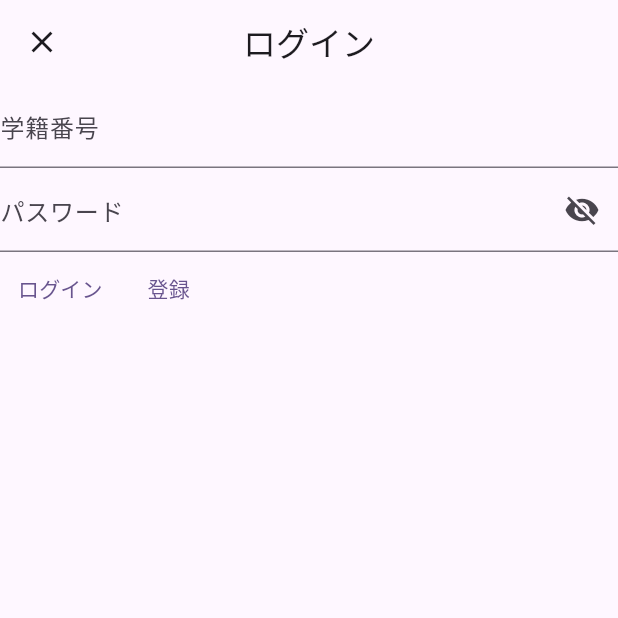
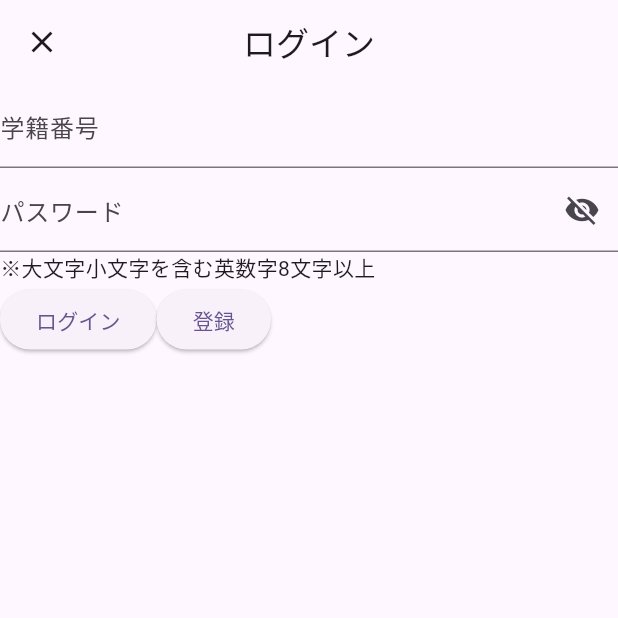
Before and after one commit to Yuzucchi-cist/cist-keion-app, a Flutter app: the ConfirmEmailVerifyPage screen opened by its route, after a tap on "ログイン", on a phone screen of 412 x 824 dp, the top half of it. Run offline on Flutter 3.47's test engine with Material 2 defaults, Android fonts, the phone set to English and light mode, and no system bars; our stand-ins replace auto_route, firebase_core, flutter_hooks, hooks_riverpod; accounts and stored records are empty; generated files the repository leaves out were written again.

Commit message:
#28 #31 [add] ログイン、登録画面のバリデーションの追加

```diff
--- a/lib/core/router/app_router.dart
+++ b/lib/core/router/app_router.dart
@@ -1,4 +1,5 @@
 import 'package:auto_route/auto_route.dart';
+import 'package:flutter/cupertino.dart';
 
 import '../../feature/auth/presentation/pages/auth_router_page.dart';
 import '../../feature/auth/presentation/pages/confirm_email_verify_page.dart';
--- a/lib/feature/auth/presentation/pages/confirm_email_verify_page.dart
+++ b/lib/feature/auth/presentation/pages/confirm_email_verify_page.dart
@@ -32,7 +32,7 @@ class ConfirmEmailVerifyPage extends ConsumerWidget {
             children: [
               TextButton(
                 child: const Text('ログイン'),
-                onPressed: () => context.router.push(const LoginRoute()),
+                onPressed: () => context.router.push(LoginRoute()),
               ),
             ],
           )
--- a/lib/feature/auth/presentation/pages/login_page.dart
+++ b/lib/feature/auth/presentation/pages/login_page.dart
@@ -1,17 +1,23 @@
 import 'package:auto_route/auto_route.dart';
 import 'package:flutter/material.dart';
+import 'package:flutter_hooks/flutter_hooks.dart';
 import 'package:hooks_riverpod/hooks_riverpod.dart';
 
 import '../../../../core/router/app_router.dart';
-import '../widgets/input_user_imformation.dart';
+import '../widgets/user_data_form_field.dart';
 
 @RoutePage()
 class LoginPage extends HookConsumerWidget {
-  const LoginPage({super.key});
+  LoginPage({super.key});
+
+  final _formKey = GlobalKey<FormState>();
 
   @override
   Widget build(BuildContext context, WidgetRef ref) {
     // TODO(yuzucchi): 画面の詳細設計
+    final studentNumberController = useState(TextEditingController());
+    final passwordController = useState(TextEditingController());
+    final isPassObscure = useState(true);
 
     return Scaffold(
       appBar: AppBar(
@@ -23,7 +29,34 @@ class LoginPage extends HookConsumerWidget {
               context.navigateTo(const RootRoute(children: [HomeRoute()])),
         ),
       ),
-      body: const InputUserInformation(isLoginForm: true),
+      body: Form(
+        key: _formKey,
+        child: Column(
+          children: [
+            studentNumberFormField(studentNumberController.value),
+            passwordFormField(passwordController.value, isPassObscure),
+            Row(
+              children: [
+                ElevatedButton(
+                  child: const Text('ログイン'),
+                  onPressed: () {
+                    if (_formKey.currentState!.validate()) {
+                      context.router
+                          .push(const RootRoute(children: [HomeRoute()]));
+                    }
+                  },
+                ),
+                ElevatedButton(
+                  child: const Text('登録'),
+                  onPressed: () {
+                    context.router.push(RegisterRoute());
+                  },
+                ),
+              ],
+            ),
+          ],
+        ),
+      ),
     );
   }
 }
--- a/lib/feature/auth/presentation/widgets/input_user_imformation.dart
+++ /dev/null
@@ -1,67 +0,0 @@
-import 'package:auto_route/auto_route.dart';
-import 'package:flutter/material.dart';
-import 'package:flutter_hooks/flutter_hooks.dart';
-import 'package:hooks_riverpod/hooks_riverpod.dart';
-
-import '../../../../core/router/app_router.dart';
-
-class InputUserInformation extends HookConsumerWidget {
-  const InputUserInformation({super.key, required this.isLoginForm});
-
-  final bool isLoginForm;
-
-  @override
-  Widget build(BuildContext context, WidgetRef ref) {
-    final stNumController = useState(TextEditingController());
-    final passController = useState(TextEditingController());
-    final isPassObscure = useState(true);
-
-    return Form(
-      child: Column(
-        children: [
-          TextFormField(
-            controller: stNumController.value,
-            decoration: const InputDecoration(
-              labelText: '学籍番号',
-            ),
-          ),
-          TextFormField(
-            obscureText: isPassObscure.value,
-            controller: passController.value,
-            decoration: InputDecoration(
-              labelText: 'パスワード',
-              suffixIcon: IconButton(
-                icon: Icon(
-                  isPassObscure.value ? Icons.visibility_off : Icons.visibility,
-                ),
-                onPressed: () {
-                  isPassObscure.value = !isPassObscure.value;
-                },
-              ),
-            ),
-          ),
-          if (isLoginForm)
-            Row(
-              children: [
-                TextButton(
-                  child: const Text('ログイン'),
-                  onPressed: () => context
-                      .navigateTo(const RootRoute(children: [HomeRoute()])),
-                ),
-                TextButton(
-                  child: const Text('登録'),
-                  onPressed: () => context.router.push(const RegisterRoute()),
-                ),
-              ],
-            )
-          else
-            TextButton(
-              child: const Text('登録'),
-              onPressed: () =>
-                  context.router.push(const ConfirmEmailVerifyRoute()),
-            ),
-        ],
-      ),
-    );
-  }
-}
--- /dev/null
+++ b/lib/feature/auth/presentation/widgets/user_data_form_field.dart
@@ -0,0 +1,93 @@
+import 'package:flutter/material.dart';
+import 'package:flutter/services.dart';
+
+Widget studentNumberFormField(TextEditingController controller) {
+  return TextFormField(
+    controller: controller,
+    inputFormatters: [FilteringTextInputFormatter.allow(RegExp(r'[a-z\d]'))],
+    validator: (value) {
+      final regExp = RegExp(r'[a-z]\d{6}0');
+      if (value == null || value.isEmpty || !regExp.hasMatch(value)) {
+        return '学籍番号に誤りがあります。';
+      }
+      return null;
+    },
+    decoration: const InputDecoration(
+      labelText: '学籍番号',
+    ),
+  );
+}
+
+Widget passwordFormField(
+    TextEditingController controller, ValueNotifier<bool> isObscure) {
+  return Column(
+    crossAxisAlignment: CrossAxisAlignment.start,
+    children: [
+      TextFormField(
+        obscureText: isObscure.value,
+        controller: controller,
+        inputFormatters: [
+          FilteringTextInputFormatter.allow(RegExp(r'[A-Za-z\d]'))
+        ],
+        validator: (value) {
+          final regExp =
+              RegExp(r'(?=.*[A-Z])(?=.*[a-z])(?=.*\d)[A-Za-z\d]{8,24}');
+          if (value == null || value.isEmpty || !regExp.hasMatch(value)) {
+            return '大文字小文字を含む英数字で入力してください。';
+          }
+          return null;
+        },
+        decoration: InputDecoration(
+          labelText: 'パスワード',
+          suffixIcon: IconButton(
+            icon: Icon(
+              isObscure.value ? Icons.visibility_off : Icons.visibility,
+            ),
+            onPressed: () {
+              isObscure.value = !isObscure.value;
+            },
+          ),
+        ),
+      ),
+      const Text('※大文字小文字を含む英数字8文字以上'),
+    ],
+  );
+}
+
+Widget confirmPasswordFormField(
+    TextEditingController passwordController,
+    TextEditingController passwordConfirmController,
+    ValueNotifier<bool> isObscure) {
+  return Column(
+    crossAxisAlignment: CrossAxisAlignment.start,
+    children: [
+      TextFormField(
+        obscureText: isObscure.value,
+        controller: passwordConfirmController,
+        inputFormatters: [
+          FilteringTextInputFormatter.allow(RegExp(r'[A-Za-z\d]'))
+        ],
+        validator: (value) {
+          if (value == null ||
+              value.isEmpty ||
+              value != passwordController.text) {
+            return '同じパスワードを入力してください。';
+          }
+          return null;
+        },
+        decoration: InputDecoration(
+          labelText: 'パスワード',
+          suffixIcon: IconButton(
+            icon: Icon(
+              isObscure.value ? Icons.visibility_off : Icons.visibility,
+            ),
+            onPressed: () {
+              isObscure.value = !isObscure.value;
+            },
+          ),
+        ),
+      ),
+      const Text('同じパスワードをもう一度入力してください。'),
+    ],
+  );
+}
```
Also changed, not shown: lib/feature/auth/presentation/pages/register_page.dart (+29 -3 lines).
